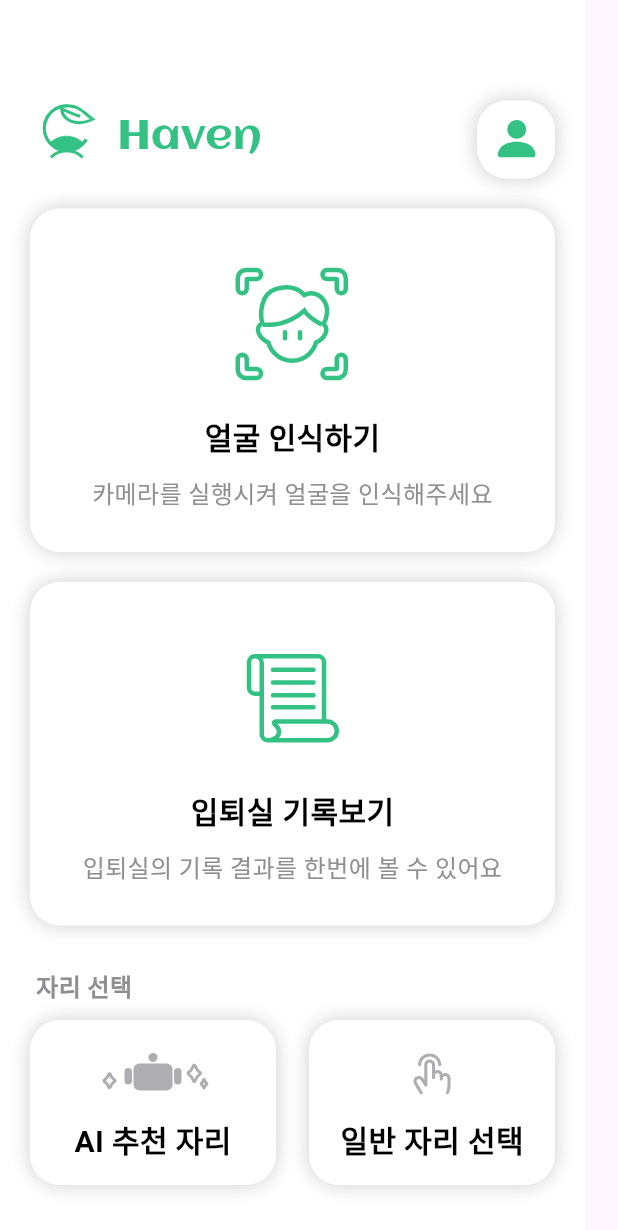
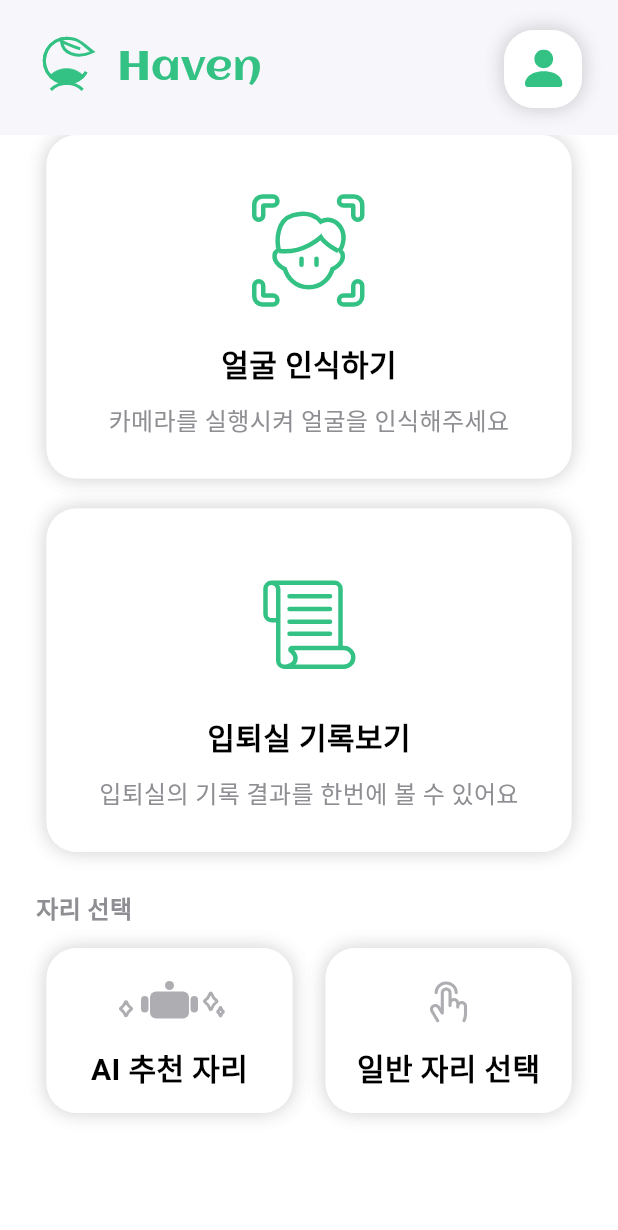
Before and after one commit to hyg0527/haven, a Flutter app: the screen it shows after launch, on a phone screen of 412 x 824 dp. Shown: the top 1230 px of the screen. Run offline on Flutter 3.47's test engine with Material 3 defaults, Android fonts, the phone set to English and light mode, and no system bars; our stand-ins replace camera, flutter_svg; Roboto replaces fonts that are missing (Pretendard).

Commit message:
Home 레이아웃 정리

```diff
--- a/lib/home.dart
+++ b/lib/home.dart
@@ -19,17 +19,17 @@ class _MyHomePageState extends State<MyHomePage> {
   @override
   Widget build(BuildContext context) {
     return Scaffold(
-      body: Container(
-        width: 390,
-        height: 844,
-        clipBehavior: Clip.antiAlias,
-        decoration: const BoxDecoration(color: Colors.white),
-        child: Stack(
+      appBar: PreferredSize(
+        preferredSize: const Size.fromHeight(90),
+        child: AppBar(
+          backgroundColor: Colors.white,
+          elevation: 1,
+          flexibleSpace: Stack(
             children: [
               Positioned(
                 // 홈화면 맨 윗 로고
                 left: 20,
-              top: 63,
+                bottom: 22,
                 child: Container(
                   width: 50,
                   height: 50,
@@ -44,7 +44,7 @@ class _MyHomePageState extends State<MyHomePage> {
               const Positioned(
                 // 타이틀
                 left: 78,
-              top: 75,
+                bottom: 29,
                 child: Text(
                   'Haven',
                   style: TextStyle(
@@ -58,8 +58,9 @@ class _MyHomePageState extends State<MyHomePage> {
               ),
               Positioned(
                 // 마이페이지 아이콘
-              left: 318,
-              top: 67,
+                // left: 318,
+                right: 24,
+                bottom: 18,
                 child: ClickButton(
                   secondScreen: const MyPage(),
                   child: Container(
@@ -93,10 +94,18 @@ class _MyHomePageState extends State<MyHomePage> {
                   ),
                 ),
               ),
-            Positioned(
-              left: 20,
-              top: 139,
-              child: ClickButton(
+            ],
+          ),
+        ),
+      ),
+      body: Container(
+        width: double.infinity,
+        height: double.infinity,
+        clipBehavior: Clip.antiAlias,
+        decoration: const BoxDecoration(color: Colors.white),
+        child: Column(
+          children: [
+            ClickButton(
               secondScreen: const CameraScreen(),
               child: Container(
                 width: 350,
@@ -158,11 +167,10 @@ class _MyHomePageState extends State<MyHomePage> {
                 ),
               ),
             ),
+            const SizedBox(
+              height: 20,
             ),
-            Positioned(
-              left: 20,
-              top: 388,
-              child: ClickButton(
+            ClickButton(
               secondScreen: const Logcat(),
               child: Container(
                 width: 350,
@@ -224,11 +232,13 @@ class _MyHomePageState extends State<MyHomePage> {
                 ),
               ),
             ),
+            const SizedBox(
+              height: 25,
             ),
-            const Positioned(
-              left: 24,
-              top: 645,
-              child: Text(
+            Container(
+              alignment: Alignment.centerLeft,
+              margin: const EdgeInsets.fromLTRB(24, 0, 0, 0),
+              child: const Text(
                 '자리 선택',
                 style: TextStyle(
                   color: Color(0xFF8E8E93),
@@ -239,10 +249,14 @@ class _MyHomePageState extends State<MyHomePage> {
                 ),
               ),
             ),
-            Positioned(
-              left: 20,
-              top: 680,
-              child: ClickButton(
+            const SizedBox(
+              height: 15,
+            ),
+            Row(
+              mainAxisAlignment: MainAxisAlignment.center,
+              crossAxisAlignment: CrossAxisAlignment.center,
+              children: [
+                ClickButton(
                   secondScreen: const SeatList(),
                   child: Container(
                     width: 164,
@@ -292,11 +306,10 @@ class _MyHomePageState extends State<MyHomePage> {
                     ),
                   ),
                 ),
+                const SizedBox(
+                  width: 22,
                 ),
-            Positioned(
-              left: 206,
-              top: 680,
-              child: ClickButton(
+                ClickButton(
                   secondScreen: const SeatList(),
                   child: Container(
                     width: 164,
@@ -348,37 +361,7 @@ class _MyHomePageState extends State<MyHomePage> {
                     ),
                   ),
                 ),
-            ),
-            Positioned(
-              left: 0,
-              top: 810,
-              child: SizedBox(
-                width: 390,
-                height: 34,
-                child: Row(
-                  mainAxisSize: MainAxisSize.min,
-                  mainAxisAlignment: MainAxisAlignment.center,
-                  crossAxisAlignment: CrossAxisAlignment.center,
-                  children: [
-                    Container(
-                      width: 390,
-                      height: 34,
-                      padding: const EdgeInsets.only(
-                        top: 20,
-                        left: 128,
-                        right: 128,
-                        bottom: 9,
-                      ),
-                      child: const Row(
-                        mainAxisSize: MainAxisSize.min,
-                        mainAxisAlignment: MainAxisAlignment.center,
-                        crossAxisAlignment: CrossAxisAlignment.center,
-                        children: [],
-                      ),
-                    ),
               ],
-                ),
-              ),
             ),
           ],
         ),
```
Lines whose indentation alone changed are shown as unchanged.
